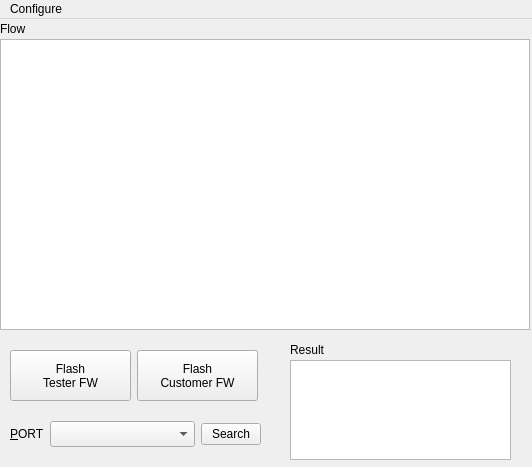
wangyixu12/Esp32DownloadTools, file mainForm.ui: the form before one commit.
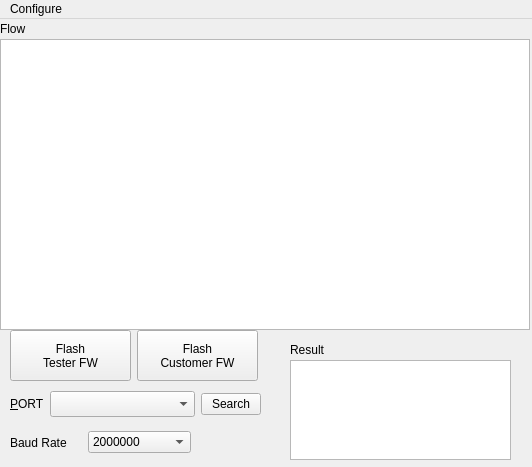
The form after the commit.

Commit message: 添加串口波特率设置窗口

Diff of the .ui file:
```diff
--- a/mainForm.ui
+++ b/mainForm.ui
@@ -83,7 +83,7 @@
     <property name="geometry">
      <rect>
       <x>10</x>
-      <y>400</y>
+      <y>370</y>
       <width>251</width>
       <height>30</height>
      </rect>
@@ -147,7 +147,7 @@
     <property name="geometry">
      <rect>
       <x>10</x>
-      <y>330</y>
+      <y>310</y>
       <width>250</width>
       <height>53</height>
      </rect>
@@ -242,6 +242,66 @@
      </item>
     </layout>
    </widget>
+   <widget class="QWidget" name="layoutWidget">
+    <property name="geometry">
+     <rect>
+      <x>10</x>
+      <y>410</y>
+      <width>181</width>
+      <height>27</height>
+     </rect>
+    </property>
+    <layout class="QHBoxLayout" name="horizontalLayout">
+     <item>
+      <widget class="QLabel" name="label">
+       <property name="maximumSize">
+        <size>
+         <width>72</width>
+         <height>16777215</height>
+        </size>
+       </property>
+       <property name="text">
+        <string>Baud Rate</string>
+       </property>
+      </widget>
+     </item>
+     <item>
+      <widget class="QComboBox" name="baudComboBox">
+       <property name="currentText">
+        <string>2000000</string>
+       </property>
+       <property name="duplicatesEnabled">
+        <bool>false</bool>
+       </property>
+       <item>
+        <property name="text">
+         <string>2000000</string>
+        </property>
+       </item>
+       <item>
+        <property name="text">
+         <string>1152000</string>
+        </property>
+       </item>
+       <item>
+        <property name="text">
+         <string>230400</string>
+        </property>
+       </item>
+       <item>
+        <property name="text">
+         <string>115200</string>
+        </property>
+       </item>
+       <item>
+        <property name="text">
+         <string>96000</string>
+        </property>
+       </item>
+      </widget>
+     </item>
+    </layout>
+   </widget>
   </widget>
   <widget class="QMenuBar" name="menubar">
    <property name="geometry">
```
Left out of the diff: 2 changed lines with no effect on the pictures. The commit also changes 2 other files.
